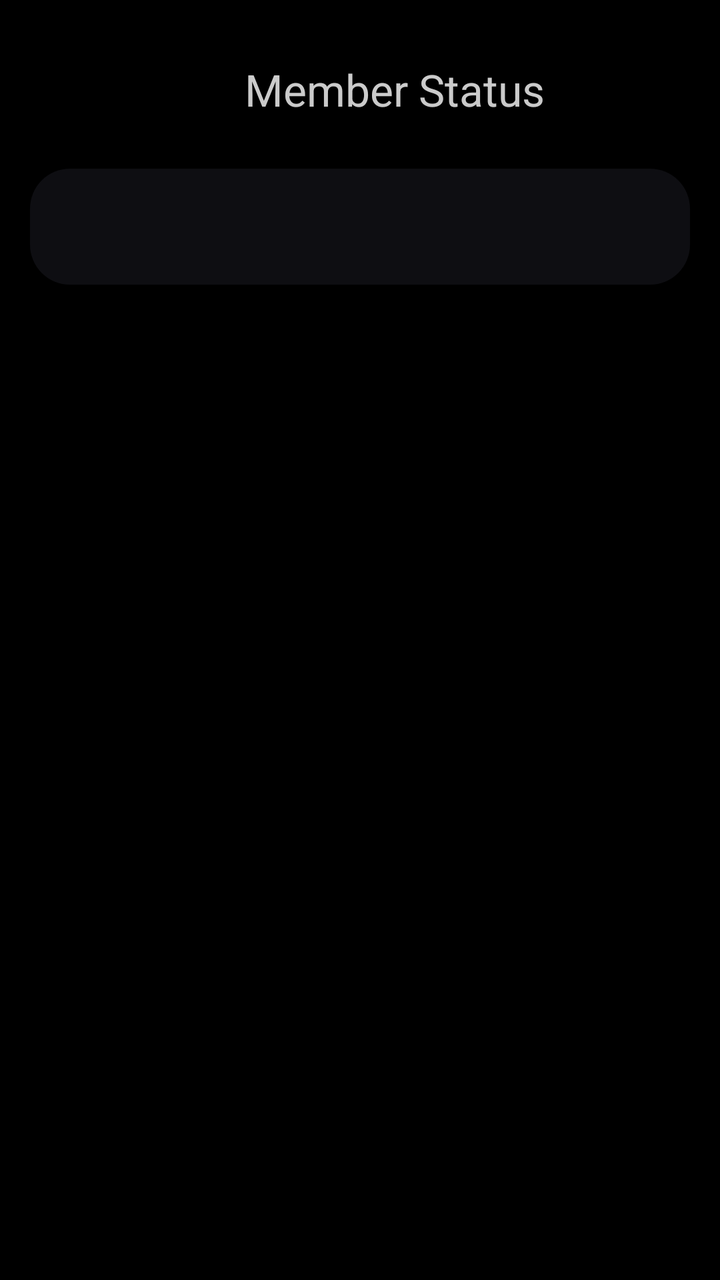
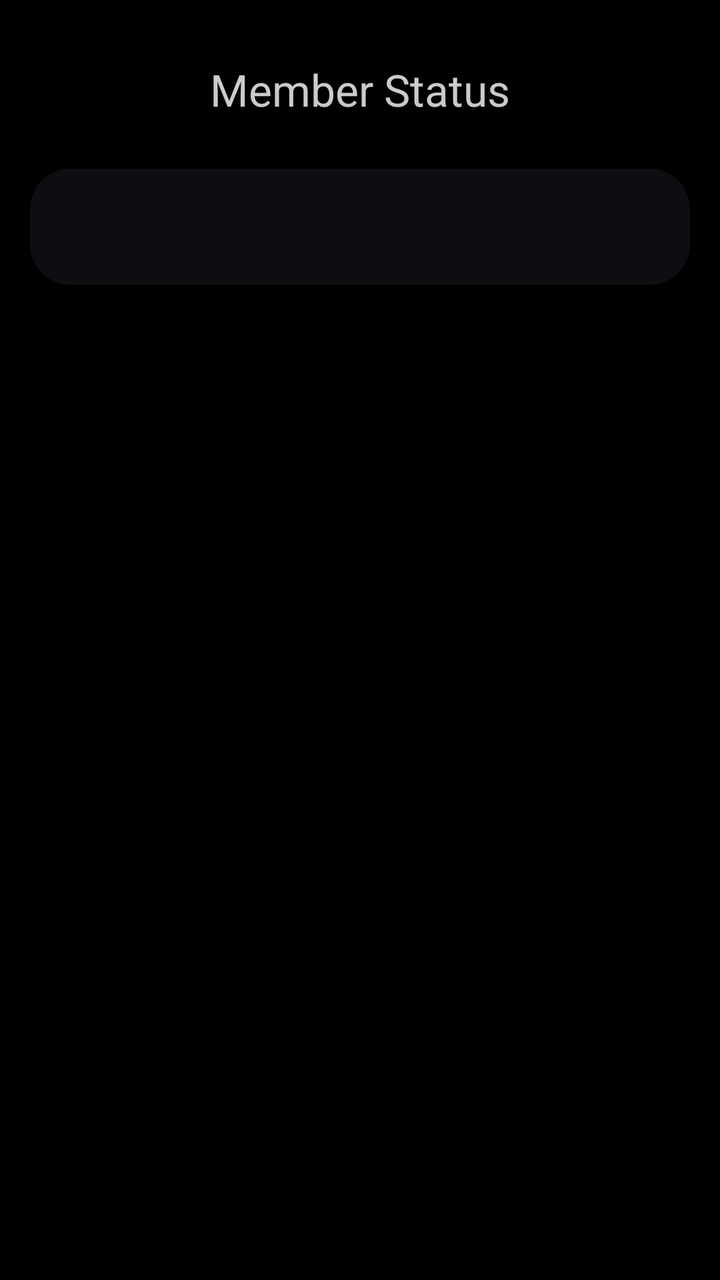

An Android layout rendered at two revisions. The XML below is the earlier revision; the diff shows what the commit changed to produce the second picture.
<!-- AndroidManifest.xml: application theme AppTheme -->
<!-- res/layout/fragment_member_status.xml -->
<?xml version="1.0" encoding="utf-8"?>
<layout>

    <LinearLayout xmlns:android="http://schemas.android.com/apk/res/android"
        xmlns:app="http://schemas.android.com/apk/res-auto"
        xmlns:tools="http://schemas.android.com/tools"
        android:layout_width="match_parent"
        android:layout_height="match_parent"
        android:background="@android:color/black"
        android:orientation="vertical"
        android:padding="@dimen/_10dp"
        tools:context=".EmployeeAction.EmployeeActions">

        <LinearLayout
            android:layout_width="match_parent"
            android:layout_height="wrap_content"
            android:layout_marginTop="20dp"
            android:layout_marginBottom="@dimen/_20dp">

            <ImageView
                android:id="@+id/backBtn"
                android:layout_width="wrap_content"
                android:layout_height="wrap_content"
                android:layout_marginStart="25dp"
                android:visibility="invisible"
                android:src="@drawable/backbutton" />

            <TextView
                android:layout_width="match_parent"
                android:layout_height="wrap_content"
                android:gravity="center"
                android:text="Member Status"
                android:textColor="@color/greyforText"
                android:textSize="22sp" />

        </LinearLayout>

        <com.google.android.material.tabs.TabLayout
            android:id="@+id/tabs"
            android:layout_width="match_parent"
            android:layout_height="wrap_content"
            android:layout_gravity="center"
            android:layout_margin="@dimen/_5dp"
            android:animateLayoutChanges="true"
            android:background="@drawable/tab_bg"
            android:elevation="@dimen/_30dp"
            android:paddingBottom="@dimen/_10dp"
            app:tabBackground="@drawable/tab_selected"
            app:tabGravity="fill"
            app:tabIndicator="@drawable/tab_selected"
            app:tabMode="fixed"
            app:tabSelectedTextColor="@color/white"
            app:tabTextColor="#A2A2B5" />

        <androidx.viewpager.widget.ViewPager
            android:id="@+id/viewPager"
            android:layout_width="match_parent"
            android:layout_height="wrap_content">

        </androidx.viewpager.widget.ViewPager>

        <androidx.recyclerview.widget.RecyclerView
            android:layout_width="match_parent"
            android:layout_height="wrap_content"
            android:id="@+id/recyclerView"/>



    </LinearLayout>
</layout>
<!-- resources referenced by this layout -->
<resources>
  <color name="greyforText">#CCCCCC</color>
  <color name="white">#FFFFFF</color>
  <dimen name="_10dp">10dp</dimen>
  <dimen name="_20dp">20dp</dimen>
  <dimen name="_30dp">30dp</dimen>
  <dimen name="_5dp">5dp</dimen>
  <!-- drawable backbutton: png bitmap (drawable, 227 bytes) -->
  <!-- drawable tab_bg (drawable) -->
  <shape xmlns:android="http://schemas.android.com/apk/res/android"
      android:shape="rectangle">
      <solid android:color="@color/lightGrey" /> 
      <corners android:radius="20dp" />
  </shape>
  <!-- drawable tab_selected (drawable) -->
  <?xml version="1.0" encoding="utf-8"?>
  <selector xmlns:android="http://schemas.android.com/apk/res/android">
  
          <item android:drawable="@drawable/dark_grey_bg" android:state_selected="true"/>
          <item android:drawable="@color/lightGrey"/>
  
  </selector>
  <style name="AppTheme" parent="Theme.MaterialComponents.Light.NoActionBar">
          <item name="colorPrimaryDark">@color/black</item>
          <item name="colorSurface">@color/white</item>
      </style>
  <color name="lightGrey">#0E0E12</color>
  <!-- drawable dark_grey_bg (drawable) -->
  <?xml version="1.0" encoding="utf-8"?>
  <shape xmlns:android="http://schemas.android.com/apk/res/android"
      android:shape="rectangle">
      <solid android:color="@color/greyBackground"/>
      <corners android:radius="@dimen/_20dp"/>
      <stroke
          android:width="2dp" android:color="@color/strokeBlack"/>
  </shape>
  <color name="black">#FF000000</color>
  <color name="greyBackground">#111111</color>
  <color name="strokeBlack">#222222</color>
</resources>

<!-- the commit's change to res/layout/fragment_member_status.xml (unified diff, before → after) -->
@@ -22,7 +22,7 @@
                 android:layout_width="wrap_content"
                 android:layout_height="wrap_content"
                 android:layout_marginStart="25dp"
-                android:visibility="invisible"
+                android:visibility="gone"
                 android:src="@drawable/backbutton" />
 
             <TextView
